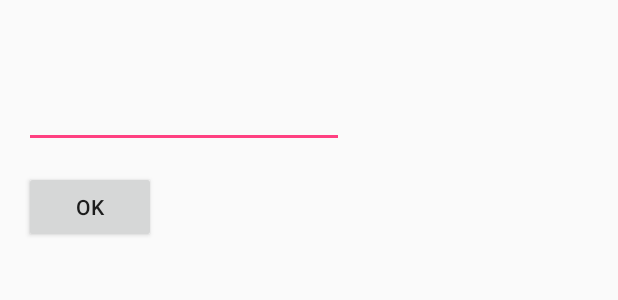
After one commit to MathijsKap/KappetijnMathijspset2, an Android app: the layout activity_main2.xml on its own in the app's theme, with its tools: preview values and no code run, on a phone screen of 412 x 824 dp. The commit adds this screen. Shown: the top 300 px of the screen. Run offline under Robolectric (Android 15) with nearby library versions, the phone set to English and light mode, and no system bars.

Commit message:
Main page and basic intent

```diff
--- a/app/src/main/AndroidManifest.xml
+++ b/app/src/main/AndroidManifest.xml
@@ -16,6 +16,8 @@
                 <category android:name="android.intent.category.LAUNCHER" />
             </intent-filter>
         </activity>
+        <activity android:name=".Main2Activity" />
+        <activity android:name=".Main3Activity"></activity>
     </application>
 
 </manifest>
--- a/app/src/main/java/com/example/hellvox/kappetijnmathijspset2/MainActivity.java
+++ b/app/src/main/java/com/example/hellvox/kappetijnmathijspset2/MainActivity.java
@@ -1,7 +1,9 @@
 package com.example.hellvox.kappetijnmathijspset2;
 
+import android.content.Intent;
 import android.support.v7.app.AppCompatActivity;
 import android.os.Bundle;
+import android.view.View;
 
 public class MainActivity extends AppCompatActivity {
 
@@ -10,4 +12,8 @@ public class MainActivity extends AppCompatActivity {
         super.onCreate(savedInstanceState);
         setContentView(R.layout.activity_main);
     }
+    public void goToSecondScreen(View View) {
+        Intent intent = new Intent(this, Main2Activity.class);
+        startActivity(intent);
+    }
 }
--- /dev/null
+++ b/app/src/main/res/layout/activity_main2.xml
@@ -0,0 +1,30 @@
+<?xml version="1.0" encoding="utf-8"?>
+<android.support.constraint.ConstraintLayout xmlns:android="http://schemas.android.com/apk/res/android"
+    xmlns:app="http://schemas.android.com/apk/res-auto"
+    xmlns:tools="http://schemas.android.com/tools"
+    android:layout_width="match_parent"
+    android:layout_height="match_parent"
+    tools:context="com.example.hellvox.kappetijnmathijspset2.Main2Activity">
+
+    <EditText
+        android:id="@+id/editText"
+        android:layout_width="wrap_content"
+        android:layout_height="wrap_content"
+        android:layout_marginStart="16dp"
+        android:layout_marginTop="53dp"
+        android:ems="10"
+        android:inputType="textPersonName"
+        app:layout_constraintStart_toStartOf="parent"
+        app:layout_constraintTop_toTopOf="parent" />
+
+    <Button
+        android:id="@+id/button"
+        android:layout_width="wrap_content"
+        android:layout_height="wrap_content"
+        android:layout_marginStart="16dp"
+        android:layout_marginTop="15dp"
+        android:onClick="goToThirdScreen"
+        android:text="OK"
+        app:layout_constraintStart_toStartOf="parent"
+        app:layout_constraintTop_toBottomOf="@+id/editText" />
+</android.support.constraint.ConstraintLayout>
```
Also changed, not shown: app/src/main/java/com/example/hellvox/kappetijnmathijspset2/Main2Activity.java (added, +27 -0 lines), app/src/main/java/com/example/hellvox/kappetijnmathijspset2/Main3Activity.java (added, +22 -0 lines), app/src/main/java/com/example/hellvox/kappetijnmathijspset2/Story.java (added, +119 -0 lines), app/src/main/res/layout/activity_main.xml (+44 -8 lines), app/src/main/res/layout/activity_main3.xml (added, +16 -0 lines), app/src/main/res/values/strings.xml (+7 -1 lines).
